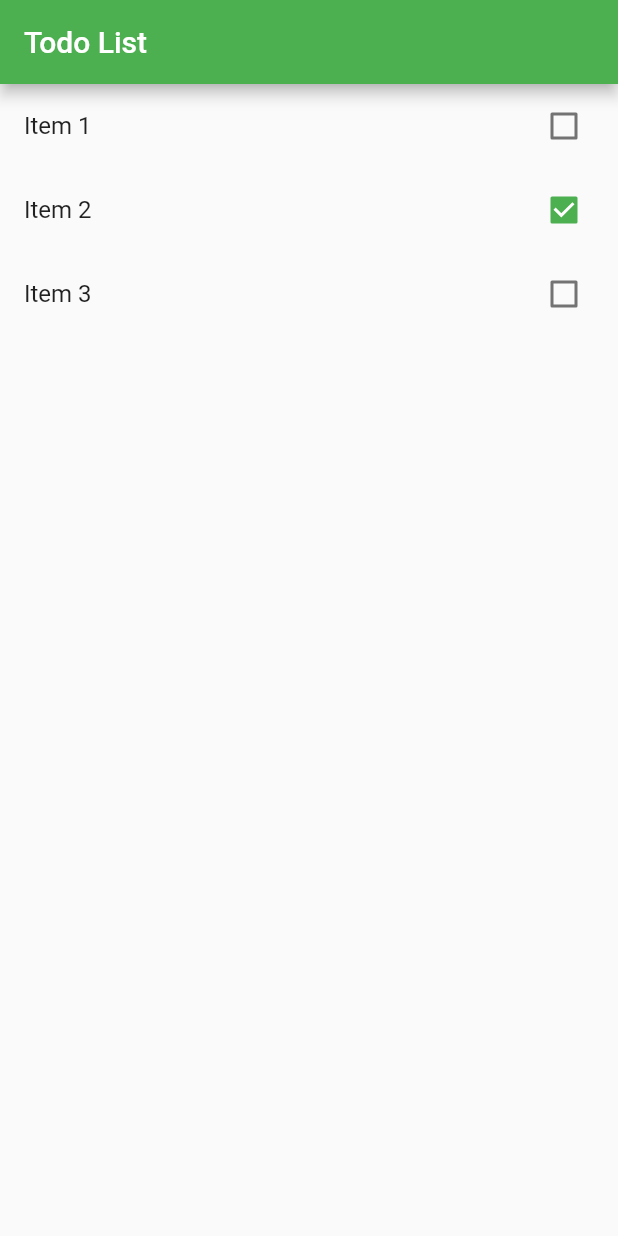
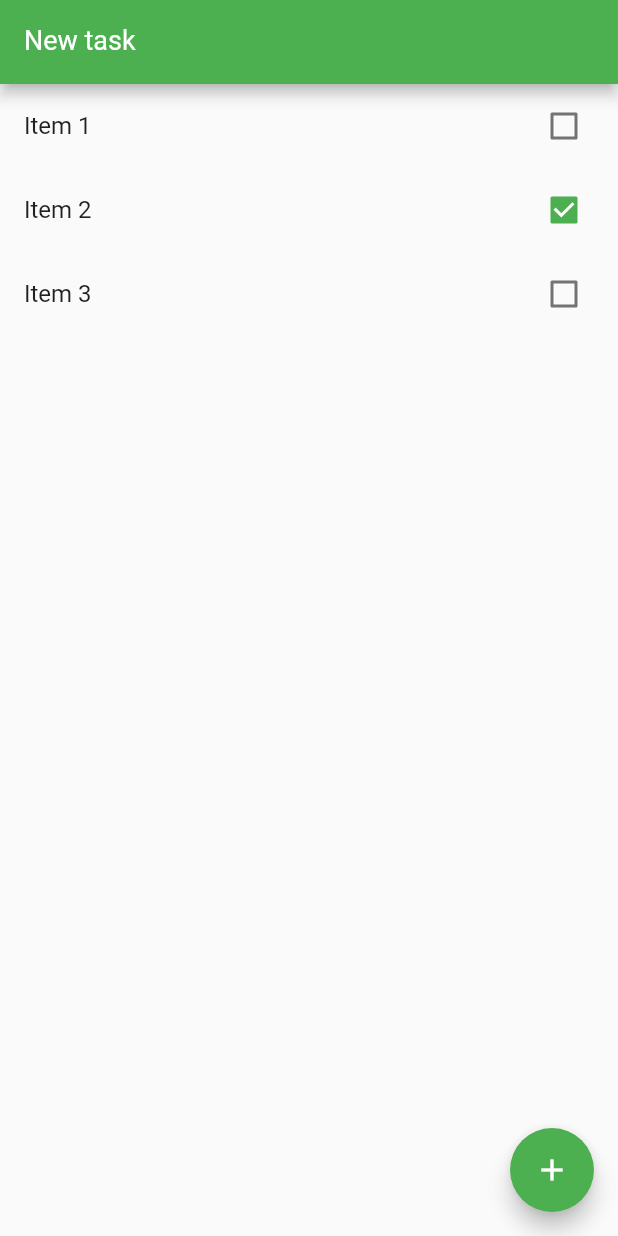
Before and after one commit to rafaelmadaloz/Todo-List-App, a Flutter app: the screen it shows after launch, on a phone screen of 412 x 824 dp. Run offline on Flutter 3.47's test engine with Material 2 defaults, Android fonts, the phone set to English and light mode, and no system bars; missing offline and left inert: dart:ffi.

Commit message:
Add input and function to add new item

```diff
--- a/lib/main.dart
+++ b/lib/main.dart
@@ -36,11 +36,34 @@ class HomePage extends StatefulWidget {
 }
 
 class _HomePageState extends State<HomePage> {
+  var newTaskCtrl = TextEditingController();
+
+  void add() {
+    if (newTaskCtrl.text.isEmpty) return;
+    setState(() {
+      widget.items.add(Item(title: newTaskCtrl.text, done: false));
+      newTaskCtrl.clear();
+    });
+  }
+
   @override
   Widget build(BuildContext context) {
     return Scaffold(
       appBar: AppBar(
-        title: Text("Todo List"),
+        title: TextFormField(
+          controller: newTaskCtrl,
+          keyboardType: TextInputType.text,
+          style: TextStyle(
+            color: Colors.white,
+            fontSize: 18,
+          ),
+          decoration: InputDecoration(
+            labelText: "New task",
+            labelStyle: TextStyle(
+              color: Colors.white,
+            ),
+          ),
+        ),
       ),
       body: ListView.builder(
         itemCount: widget.items.length,
@@ -58,6 +81,10 @@ class _HomePageState extends State<HomePage> {
           );
         },
       ),
+      floatingActionButton: FloatingActionButton(
+        onPressed: add,
+        child: Icon(Icons.add),
+      ),
     );
   }
 }
```
